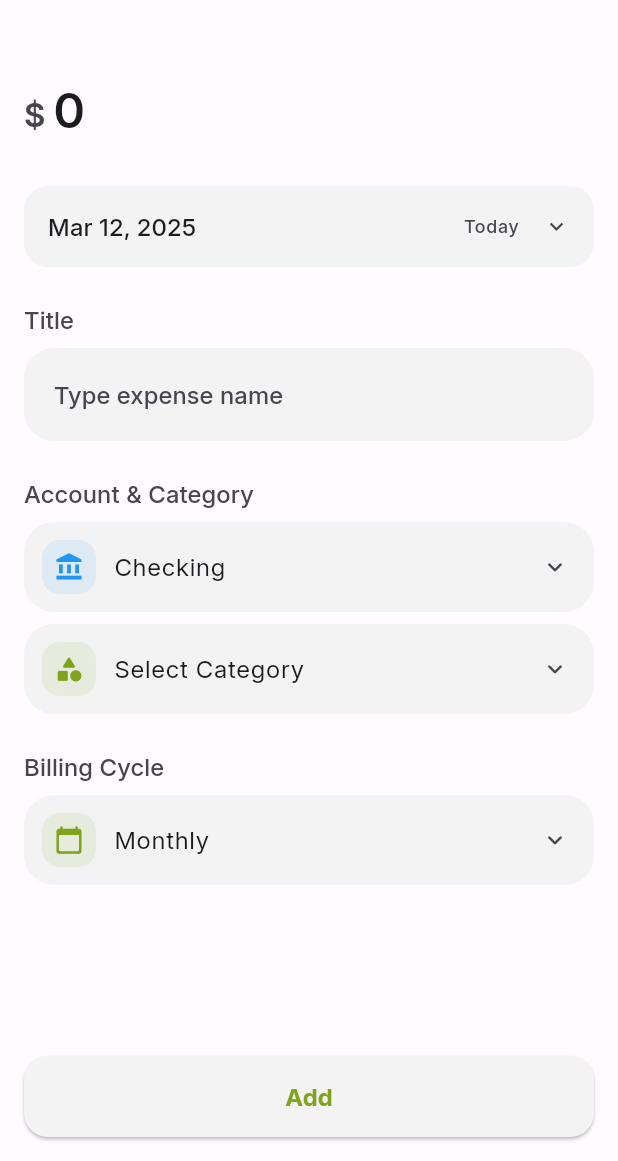
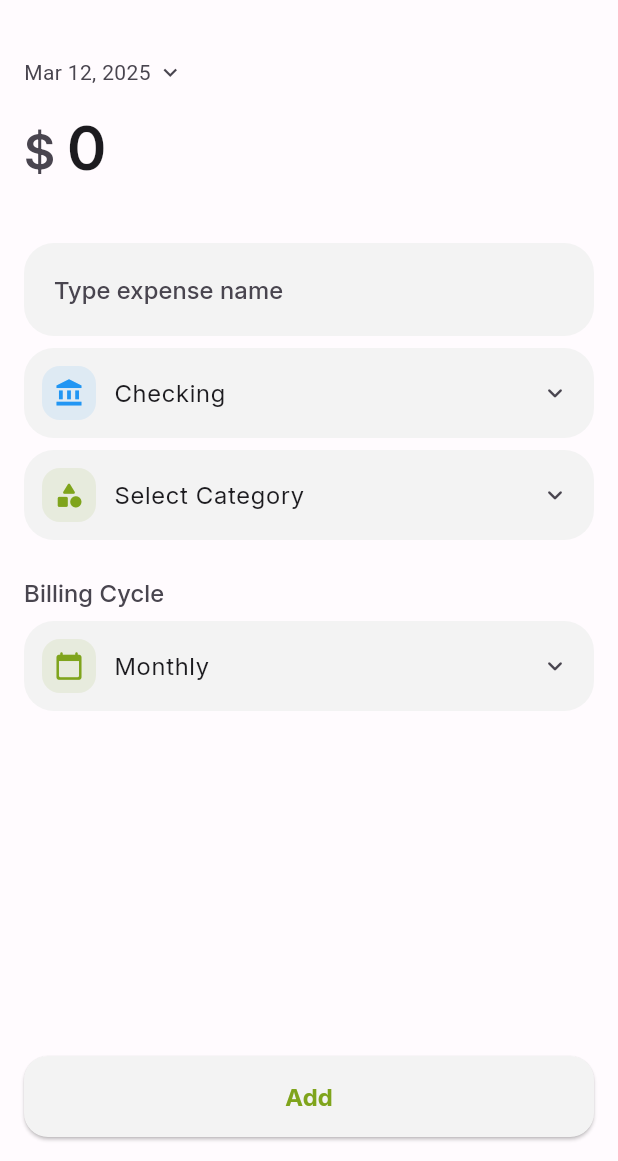
Before and after one commit to 0x6762/kiwi-spending-tracker, a Flutter app: the AddExpenseDialog screen opened directly with empty values, on a phone screen of 412 x 824 dp, the part 75-1236 px from its top. Run offline on Flutter 3.47's test engine with Material 3 defaults, Android fonts, the phone set to English and light mode, and no system bars; our stand-ins replace drift, fl_chart, flutter_svg, package_info_plus, permission_handler, shared_preferences and 1 more; accounts and stored records are empty; generated files the repository leaves out were written again.

Commit message:
Layout add expense dialog

```diff
--- a/lib/theme/theme.dart
+++ b/lib/theme/theme.dart
@@ -4,7 +4,13 @@ import 'package:flutter/services.dart';
 class AppTheme {
   static TextTheme _buildTextTheme(TextTheme base) {
     return base.copyWith(
-      // Used for the total amount in expense summary (largest text)
+      headlineLarge: base.headlineLarge?.copyWith(
+        fontFamily: 'Inter',
+        fontSize: 40,
+        height: 1.2,
+        fontWeight: FontWeight.w600,
+      ),
+      // Used for the total amount in expense summary
       headlineMedium: base.headlineMedium?.copyWith(
         fontFamily: 'Inter',
         fontSize: 32,
--- a/lib/widgets/dialogs/add_expense_dialog.dart
+++ b/lib/widgets/dialogs/add_expense_dialog.dart
@@ -242,6 +242,23 @@ class _AddExpenseDialogState extends State<AddExpenseDialog> {
     );
   }
 
+  void _showBillingCyclePicker() {
+    PickerSheet.show(
+      context: context,
+      title: 'Billing Cycle',
+      children: ['Monthly', 'Yearly'].map(
+        (cycle) => ListTile(
+          title: Text(cycle),
+          selected: _billingCycle == cycle,
+          onTap: () {
+            setState(() => _billingCycle = cycle);
+            Navigator.pop(context);
+          },
+        ),
+      ).toList(),
+    );
+  }
+
   void _submit() async {
     if (_formKey.currentState!.validate()) {
       _formKey.currentState!.save();
@@ -413,32 +430,9 @@ class _AddExpenseDialogState extends State<AddExpenseDialog> {
     );
   }
 
-  String _getDateLabel() {
-    final now = DateTime.now();
-    final today = DateTime(now.year, now.month, now.day);
-    final expenseDay = DateTime(_selectedDate.year, _selectedDate.month, _selectedDate.day);
-
-    if (expenseDay.isAfter(today)) {
-      if (widget.type == ExpenseType.subscription) {
-        return 'Next Billing Date';
-      } else if (_isFixedExpense) {
-        return 'Due Date';
-      } else {
-        return 'Future Date';
-      }
-    } else {
-      return 'Date';
-    }
-  }
-
   @override
   Widget build(BuildContext context) {
     final theme = Theme.of(context);
-    final now = DateTime.now();
-    final today = DateTime(now.year, now.month, now.day);
-    final expenseDay = DateTime(_selectedDate.year, _selectedDate.month, _selectedDate.day);
-    final isToday = expenseDay.isAtSameMomentAs(today);
-    final isUpcoming = expenseDay.isAfter(today);
 
     return Material(
       color: theme.colorScheme.surface,
@@ -464,6 +458,28 @@ class _AddExpenseDialogState extends State<AddExpenseDialog> {
                       child: Column(
                         crossAxisAlignment: CrossAxisAlignment.start,
                         children: [
+                          // Date selector - simplified and moved to the top
+                          GestureDetector(
+                            onTap: _selectDate,
+                            child: Row(
+                              children: [
+                                Text(
+                                  _dateFormat.format(_selectedDate),
+                                  style: theme.textTheme.bodyMedium?.copyWith(
+                                    color: theme.colorScheme.onSurfaceVariant,
+                                  ),
+                                ),
+                                const SizedBox(width: 4),
+                                Icon(
+                                  Icons.keyboard_arrow_down,
+                                  size: 18,
+                                  color: theme.colorScheme.onSurfaceVariant,
+                                ),
+                              ],
+                            ),
+                          ),
+                          const SizedBox(height: 8),
+
                           // Amount field - removed label and modified styling
                           TextFormField(
                             controller: _amountController,
@@ -473,15 +489,17 @@ class _AddExpenseDialogState extends State<AddExpenseDialog> {
                             ],
                             decoration: InputDecoration(
                               prefixText: '\$ ',
-                              prefixStyle: theme.textTheme.titleLarge?.copyWith(
+                              prefixStyle: theme.textTheme.headlineMedium?.copyWith(
                                 color: theme.colorScheme.onSurfaceVariant,
+                                fontWeight: FontWeight.w600,
                               ),
                               filled: false,
                               border: InputBorder.none,
-                              contentPadding: const EdgeInsets.symmetric(vertical: 16),
+                              contentPadding: const EdgeInsets.symmetric(vertical: 8),
                             ),
-                            style: theme.textTheme.headlineMedium?.copyWith(
+                            style: theme.textTheme.headlineLarge?.copyWith(
                               color: theme.colorScheme.onSurface,
+                              fontWeight: FontWeight.w600,
                             ),
                             textAlign: TextAlign.left,
                             onTap: () {
@@ -496,74 +514,6 @@ class _AddExpenseDialogState extends State<AddExpenseDialog> {
                               }
                               return null;
                             },
-                          ),
-                          const SizedBox(height: 16),
-
-                          // Date selector with status indicator
-                          GestureDetector(
-                            onTap: _selectDate,
-                            child: Container(
-                              padding: const EdgeInsets.all(16),
-                              decoration: BoxDecoration(
-                                color: isUpcoming
-                                  ? theme.colorScheme.primary.withOpacity(0.1)
-                                  : theme.colorScheme.surfaceContainer,
-                                borderRadius: BorderRadius.circular(16),
-                              ),
-                              child: Row(
-                                mainAxisAlignment: MainAxisAlignment.spaceBetween,
-                                children: [
-                                  Text(
-                                    _dateFormat.format(_selectedDate),
-                                    style: theme.textTheme.titleSmall?.copyWith(
-                                      color: theme.colorScheme.onSurface,
-                                    ),
-                                  ),
-                                  Row(
-                                    children: [
-                                      if (isToday)
-                                        Container(
-                                          padding: const EdgeInsets.symmetric(horizontal: 8, vertical: 2),
-                                          decoration: BoxDecoration(
-                                            color: theme.colorScheme.surfaceContainerHighest,
-                                            borderRadius: BorderRadius.circular(12),
-                                          ),
-                                          child: Text(
-                                            'Today',
-                                            style: theme.textTheme.labelSmall?.copyWith(
-                                              color: theme.colorScheme.onSurfaceVariant,
-                                            ),
-                                          ),
-                                        ),
-                                      if (isUpcoming)
-                                        Container(
-                                          margin: isToday ? const EdgeInsets.only(left: 8) : EdgeInsets.zero,
-                                          padding: const EdgeInsets.symmetric(horizontal: 8, vertical: 4),
-                                          decoration: BoxDecoration(
-                                            color: theme.colorScheme.primary,
-                                            borderRadius: BorderRadius.circular(12),
-                                          ),
-                                          child: Text(
-                                            'Upcoming',
-                                            style: theme.textTheme.labelSmall?.copyWith(
-                                              color: theme.colorScheme.onPrimary,
-                                              fontWeight: FontWeight.w500,
-                                            ),
-                                          ),
-                                        ),
-                                      const SizedBox(width: 8),
-                                      Icon(
-                                        Icons.keyboard_arrow_down,
-                                        size: 18,
-                                        color: isUpcoming
-                                          ? theme.colorScheme.primary
-                                          : theme.colorScheme.onSurfaceVariant,
-                                      ),
-                                    ],
-                                  ),
-                                ],
-                              ),
-                            ),
                           ),
                           const SizedBox(height: 24),
 
@@ -581,22 +531,7 @@ class _AddExpenseDialogState extends State<AddExpenseDialog> {
                             dueDate: _selectedDate,
                             onDueDateTap: _selectDate, // Just in case the component still needs this
                             billingCycle: _billingCycle,
-                            onBillingCycleTap: () {
-                              PickerSheet.show(
-                                context: context,
-                                title: 'Billing Cycle',
-                                children: ['Monthly', 'Yearly'].map(
-                                  (cycle) => ListTile(
-                                    title: Text(cycle),
-                                    selected: _billingCycle == cycle,
-                                    onTap: () {
-                                      setState(() => _billingCycle = cycle);
-                                      Navigator.pop(context);
-                                    },
-                                  ),
-                                ).toList(),
-                              );
-                            },
+                            onBillingCycleTap: _showBillingCyclePicker,
                             nextBillingDate: _selectedDate,
                             onNextBillingDateTap: _selectDate, // Just in case the component still needs this
                           ),
--- a/lib/widgets/forms/expense_form_fields.dart
+++ b/lib/widgets/forms/expense_form_fields.dart
@@ -71,13 +71,6 @@ class ExpenseFormFields extends StatelessWidget {
     return Column(
       crossAxisAlignment: CrossAxisAlignment.start,
       children: [
-        // Title field
-        Text(
-          'Title',
-          style: theme.textTheme.titleSmall?.copyWith(
-            color: theme.colorScheme.onSurfaceVariant,
-          ),
-        ),
         const SizedBox(height: 8),
         Container(
           width: double.infinity,
@@ -131,13 +124,6 @@ class ExpenseFormFields extends StatelessWidget {
         ),
 
         // Account and Category selectors
-        const SizedBox(height: 24),
-        Text(
-          'Account & Category',
-          style: theme.textTheme.titleSmall?.copyWith(
-            color: theme.colorScheme.onSurfaceVariant,
-          ),
-        ),
         const SizedBox(height: 8),
         if (selectedAccount != null) PickerButton(
           label: selectedAccount!.name,
@@ -154,13 +140,6 @@ class ExpenseFormFields extends StatelessWidget {
 
         // Expense Type selector (if not subscription)
         if (expenseType != ExpenseType.subscription) ...[
-          const SizedBox(height: 24),
-          Text(
-            'Expense Type',
-            style: theme.textTheme.titleSmall?.copyWith(
-              color: theme.colorScheme.onSurfaceVariant,
-            ),
-          ),
           const SizedBox(height: 8),
           TextButton(
             onPressed: () => onExpenseTypeChanged(!isFixedExpense),
```
